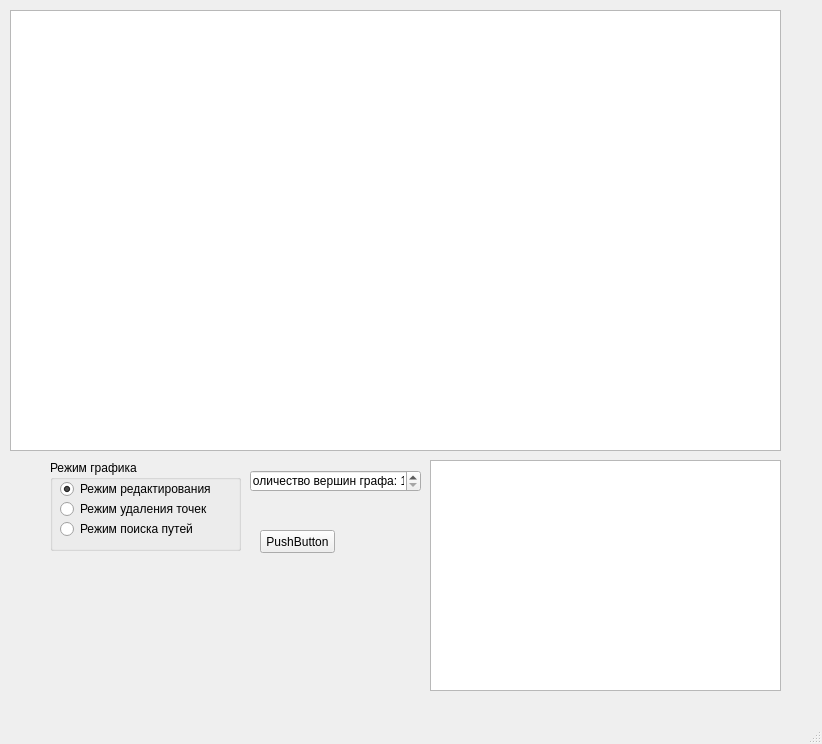
Old version of the form untitled.ui in the repository khlebnikovroman/RPS3.
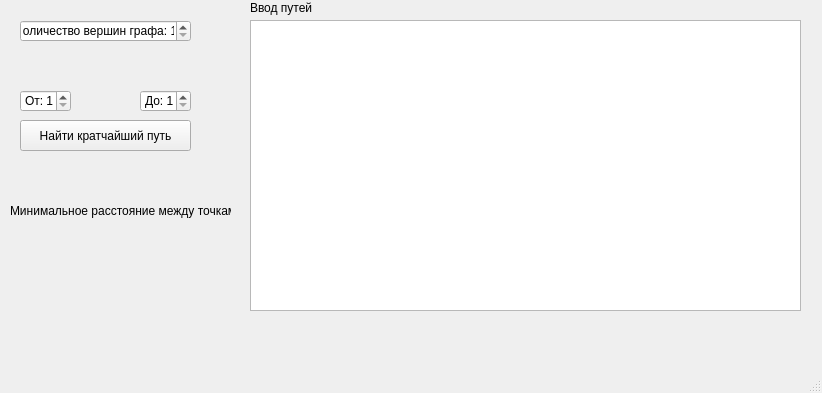
New version of the form. Custom widgets are drawn as their Qt base class.

Commit message: фикс

Diff of the .ui file:
```diff
--- a/untitled.ui
+++ b/untitled.ui
@@ -2,91 +2,29 @@
 <ui version="4.0">
  <class>MainWindow</class>
  <widget class="QMainWindow" name="MainWindow">
+  <property name="enabled">
+   <bool>true</bool>
+  </property>
   <property name="geometry">
    <rect>
     <x>0</x>
     <y>0</y>
     <width>822</width>
-    <height>744</height>
+    <height>393</height>
    </rect>
   </property>
   <property name="windowTitle">
    <string>MainWindow</string>
   </property>
   <widget class="QWidget" name="centralwidget">
-   <widget class="PlotWidget" name="plot">
-    <property name="geometry">
-     <rect>
-      <x>10</x>
-      <y>10</y>
-      <width>771</width>
-      <height>441</height>
-     </rect>
-    </property>
-    <property name="interactive">
-     <bool>true</bool>
-    </property>
-   </widget>
-   <widget class="QGroupBox" name="groupBox">
-    <property name="geometry">
-     <rect>
-      <x>50</x>
-      <y>460</y>
-      <width>191</width>
-      <height>91</height>
-     </rect>
-    </property>
-    <property name="title">
-     <string>Режим графика</string>
-    </property>
-    <widget class="QRadioButton" name="radioButton">
-     <property name="geometry">
-      <rect>
-       <x>10</x>
-       <y>20</y>
-       <width>151</width>
-       <height>18</height>
-      </rect>
-     </property>
-     <property name="text">
-      <string>Режим редактирования</string>
-     </property>
-     <property name="checked">
-      <bool>true</bool>
-     </property>
-    </widget>
-    <widget class="QRadioButton" name="radioButton_3">
-     <property name="geometry">
-      <rect>
-       <x>10</x>
-       <y>40</y>
-       <width>151</width>
-       <height>18</height>
-      </rect>
-     </property>
-     <property name="text">
-      <string>Режим удаления точек</string>
-     </property>
-    </widget>
-    <widget class="QRadioButton" name="radioButton_2">
-     <property name="geometry">
-      <rect>
-       <x>10</x>
-       <y>60</y>
-       <width>141</width>
-       <height>18</height>
-      </rect>
-     </property>
-     <property name="text">
-      <string>Режим поиска путей</string>
-     </property>
-    </widget>
-   </widget>
    <widget class="QSpinBox" name="spinBox">
+    <property name="enabled">
+     <bool>true</bool>
+    </property>
     <property name="geometry">
      <rect>
-      <x>250</x>
-      <y>470</y>
+      <x>20</x>
+      <y>20</y>
       <width>171</width>
       <height>22</height>
      </rect>
@@ -104,24 +42,97 @@
    <widget class="QTableWidget" name="tableWidget">
     <property name="geometry">
      <rect>
-      <x>430</x>
-      <y>460</y>
-      <width>351</width>
-      <height>231</height>
+      <x>250</x>
+      <y>20</y>
+      <width>551</width>
+      <height>291</height>
      </rect>
     </property>
    </widget>
    <widget class="QPushButton" name="pushButton">
     <property name="geometry">
      <rect>
-      <x>260</x>
-      <y>530</y>
-      <width>75</width>
-      <height>23</height>
+      <x>20</x>
+      <y>120</y>
+      <width>171</width>
+      <height>31</height>
      </rect>
     </property>
     <property name="text">
-     <string>PushButton</string>
+     <string>Найти кратчайший путь</string>
+    </property>
+   </widget>
+   <widget class="QSpinBox" name="spinBox_2">
+    <property name="geometry">
+     <rect>
+      <x>20</x>
+      <y>90</y>
+      <width>51</width>
+      <height>22</height>
+     </rect>
+    </property>
+    <property name="buttonSymbols">
+     <enum>QAbstractSpinBox::UpDownArrows</enum>
+    </property>
+    <property name="prefix">
+     <string>От: </string>
+    </property>
+    <property name="minimum">
+     <number>1</number>
+    </property>
+   </widget>
+   <widget class="QSpinBox" name="spinBox_3">
+    <property name="geometry">
+     <rect>
+      <x>140</x>
+      <y>90</y>
+      <width>51</width>
+      <height>22</height>
+     </rect>
+    </property>
+    <property name="buttonSymbols">
+     <enum>QAbstractSpinBox::UpDownArrows</enum>
+    </property>
+    <property name="prefix">
+     <string>До: </string>
+    </property>
+    <property name="minimum">
+     <number>1</number>
+    </property>
+   </widget>
+   <widget class="QLabel" name="label">
+    <property name="geometry">
+     <rect>
+      <x>10</x>
+      <y>180</y>
+      <width>221</width>
+      <height>61</height>
+     </rect>
+    </property>
+    <property name="lineWidth">
+     <number>1</number>
+    </property>
+    <property name="text">
+     <string>Минимальное расстояние между точками</string>
+    </property>
+    <property name="textFormat">
+     <enum>Qt::AutoText</enum>
+    </property>
+    <property name="scaledContents">
+     <bool>false</bool>
+    </property>
+   </widget>
+   <widget class="QLabel" name="label_2">
+    <property name="geometry">
+     <rect>
+      <x>250</x>
+      <y>0</y>
+      <width>71</width>
+      <height>16</height>
+     </rect>
+    </property>
+    <property name="text">
+     <string>Ввод путей</string>
     </property>
    </widget>
   </widget>
@@ -137,13 +148,6 @@
   </widget>
   <widget class="QStatusBar" name="statusbar"/>
  </widget>
- <customwidgets>
-  <customwidget>
-   <class>PlotWidget</class>
-   <extends>QGraphicsView</extends>
-   <header>pyqtgraph</header>
-  </customwidget>
- </customwidgets>
  <resources/>
  <connections/>
 </ui>
```
The commit also changes 1 other file.
